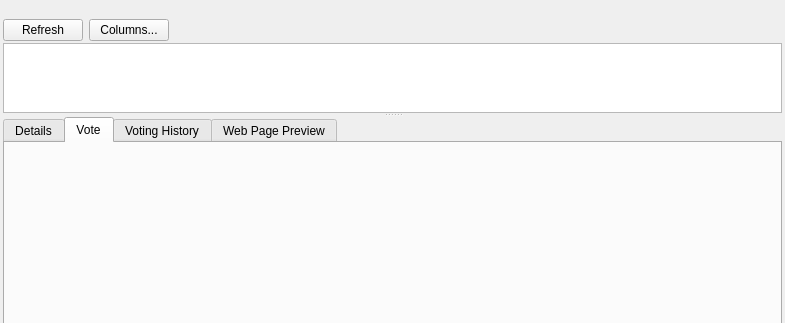
This is src/ui/ui_proposals.ui in Bertrand256/dash-masternode-tool as Qt 5 draws it before an edit; both pictures show x 0 to 785 and y 0 to 323 of the 785 by 505 pixel window. The edited form follows.
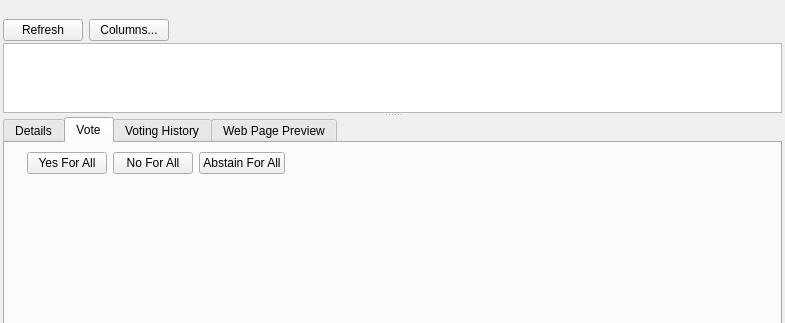
This is the edited form. The open tabs and pages were chosen to show the change.

Commit message: Proposals: implemented voting

Diff of the .ui file:
```diff
--- a/src/ui/ui_proposals.ui
+++ b/src/ui/ui_proposals.ui
@@ -526,6 +526,94 @@
        <attribute name="title">
         <string>Vote</string>
        </attribute>
+       <layout class="QVBoxLayout" name="verticalLayout_5">
+        <item>
+         <layout class="QGridLayout" name="layoutUserVoting">
+          <item row="0" column="2">
+           <widget class="QPushButton" name="btnVoteNoForAll">
+            <property name="toolTip">
+             <string>Vote No for all masternodes.</string>
+            </property>
+            <property name="text">
+             <string>No For All</string>
+            </property>
+            <property name="autoDefault">
+             <bool>false</bool>
+            </property>
+           </widget>
+          </item>
+          <item row="0" column="3">
+           <widget class="QPushButton" name="btnVoteAbstainForAll">
+            <property name="toolTip">
+             <string>Vote Abstain for all masternodes.</string>
+            </property>
+            <property name="text">
+             <string>Abstain For All</string>
+            </property>
+            <property name="autoDefault">
+             <bool>false</bool>
+            </property>
+           </widget>
+          </item>
+          <item row="0" column="0">
+           <widget class="QLabel" name="label_3">
+            <property name="text">
+             <string/>
+            </property>
+            <property name="alignment">
+             <set>Qt::AlignRight|Qt::AlignTrailing|Qt::AlignVCenter</set>
+            </property>
+           </widget>
+          </item>
+          <item row="0" column="1">
+           <widget class="QPushButton" name="btnVoteYesForAll">
+            <property name="toolTip">
+             <string>Vote Yes for all masternodes.</string>
+            </property>
+            <property name="text">
+             <string>Yes For All</string>
+            </property>
+            <property name="autoDefault">
+             <bool>false</bool>
+            </property>
+           </widget>
+          </item>
+          <item row="0" column="4">
+           <widget class="QLabel" name="label_4">
+            <property name="text">
+             <string/>
+            </property>
+           </widget>
+          </item>
+          <item row="0" column="5">
+           <spacer name="horizontalSpacer_7">
+            <property name="orientation">
+             <enum>Qt::Horizontal</enum>
+            </property>
+            <property name="sizeHint" stdset="0">
+             <size>
+              <width>40</width>
+              <height>20</height>
+             </size>
+            </property>
+           </spacer>
+          </item>
+         </layout>
+        </item>
+        <item>
+         <spacer name="verticalSpacer_2">
+          <property name="orientation">
+           <enum>Qt::Vertical</enum>
+          </property>
+          <property name="sizeHint" stdset="0">
+           <size>
+            <width>20</width>
+            <height>40</height>
+           </size>
+          </property>
+         </spacer>
+        </item>
+       </layout>
       </widget>
       <widget class="QWidget" name="tabVoteList">
        <attribute name="title">
```
Left out of the diff: 2 changed lines with no effect on the pictures. The commit also changes 4 other files.
